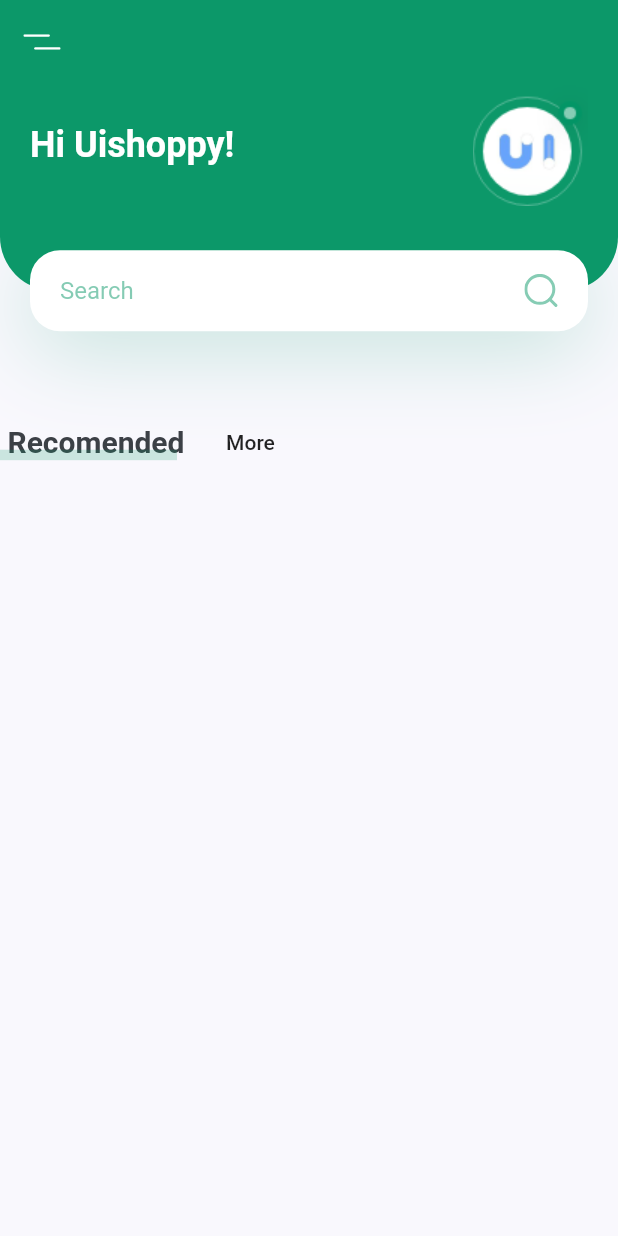
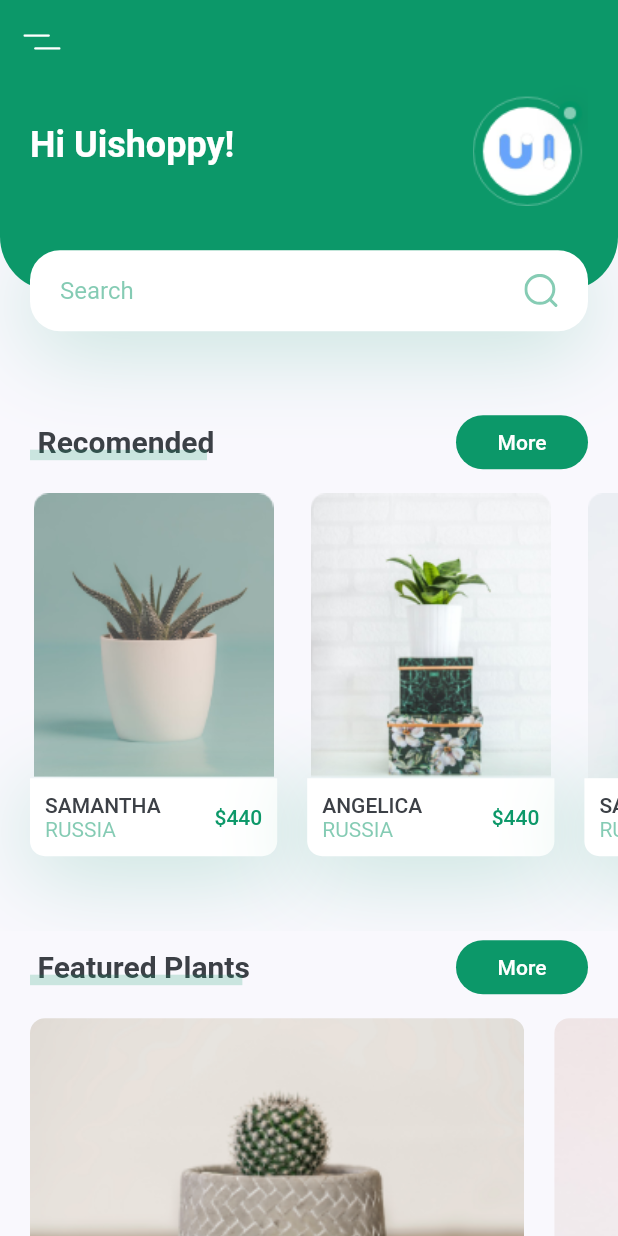
Before and after one commit to bgeun/flutter_tutorial, a Flutter app: the screen it shows after launch, on a phone screen of 412 x 824 dp. Run offline on Flutter 3.47's test engine with Material 2 defaults, Android fonts, the phone set to English and light mode, and no system bars; our stand-ins replace firebase_auth, flutter_svg; accounts and stored records are empty.

Commit message:
2020.12.30

```diff
--- a/plant_app/lib/screens/home/components/body.dart
+++ b/plant_app/lib/screens/home/components/body.dart
@@ -2,7 +2,11 @@
 
 import 'package:flutter/material.dart';
 import 'package:plant_app/constants.dart';
-import 'package:plant_app/screens/home/components/hearder_width_searchbox.dart';
+
+import 'hearder_width_searchbox.dart';
+import 'recomend_plant.dart';
+import 'featured_plants.dart';
+import 'title_with_more_btn.dart';
 
 class Body extends StatelessWidget {
   @override
@@ -14,56 +18,19 @@
       child: Column(
         children: <Widget>[
           HeaderWithSearchBox(size: size),
-          Row(
-            children: [
-              TitleWithCustomUnderline(
-                text: "Recomended",
-              ),
-              FlatButton(
-                onPressed: () {},
-                child: Text("More"),
-              )
-            ],
-          )
+          TitleWithMoreBtn(
+            title: "Recomended",
+            press: () {},
+          ),
+          RecomendsPlants(),
+          TitleWithMoreBtn(
+            title: "Featured Plants",
+            press: () {},
+          ),
+          FeaturedPlants(),
+          SizedBox(height: kDefaultPadding),
         ],
       ),
     );
   }
 }
-
-class TitleWithCustomUnderline extends StatelessWidget {
-  const TitleWithCustomUnderline({
-    Key key,
-    this.text,
-  }) : super(key: key);
-
-  final String text;
-
-  @override
-  Widget build(BuildContext context) {
-    return Container(
-      height: 24,
-      child: Stack(
-        children: [
-          Padding(
-            padding: const EdgeInsets.only(left: kDefaultPadding / 4),
-            child: Text(
-              text,
-              style: TextStyle(fontSize: 20, fontWeight: FontWeight.bold),
-            ),
-          ),
-          Positioned(
-            bottom: 0,
-            left: 0,
-            right: 0,
-            child: Container(
-              margin: EdgeInsets.only(right: kDefaultPadding / 4),
-              height: 7,
-              color: kPrimaryColor.withOpacity(0.2),
-            ),
-          )
-        ],
-      ),
-    );
-  }
-}
--- /dev/null
+++ b/plant_app/lib/screens/home/components/featured_plants.dart
@@ -0,0 +1,61 @@
+import 'package:flutter/material.dart';
+import 'package:plant_app/constants.dart';
+
+class FeaturedPlants extends StatelessWidget {
+  const FeaturedPlants({
+    Key key,
+  }) : super(key: key);
+
+  @override
+  Widget build(BuildContext context) {
+    return SingleChildScrollView(
+      scrollDirection: Axis.horizontal,
+      child: Row(
+        children: [
+          FeaturePlantCard(
+            image: "assets/images/bottom_img_1.png",
+            press: () {},
+          ),
+          FeaturePlantCard(
+            image: "assets/images/bottom_img_2.png",
+            press: () {},
+          ),
+        ],
+      ),
+    );
+  }
+}
+
+class FeaturePlantCard extends StatelessWidget {
+  const FeaturePlantCard({
+    Key key,
+    this.image,
+    this.press,
+  }) : super(key: key);
+
+  final String image;
+  final Function press;
+
+  @override
+  Widget build(BuildContext context) {
+    Size size = MediaQuery.of(context).size;
+    return GestureDetector(
+      onTap: press,
+      child: Container(
+        margin: EdgeInsets.only(
+            left: kDefaultPadding,
+            top: kDefaultPadding / 2,
+            bottom: kDefaultPadding / 2),
+        width: size.width * 0.8,
+        height: 185,
+        decoration: BoxDecoration(
+          borderRadius: BorderRadius.circular(10),
+          image: DecorationImage(
+            fit: BoxFit.cover,
+            image: AssetImage(image),
+          ),
+        ),
+      ),
+    );
+  }
+}
--- /dev/null
+++ b/plant_app/lib/screens/home/components/recomend_plant.dart
@@ -0,0 +1,121 @@
+import 'package:flutter/material.dart';
+
+import '../../../constants.dart';
+
+class RecomendsPlants extends StatelessWidget {
+  const RecomendsPlants({
+    Key key,
+  }) : super(key: key);
+
+  @override
+  Widget build(BuildContext context) {
+    return SingleChildScrollView(
+      scrollDirection: Axis.horizontal,
+      child: Row(
+        children: [
+          RecomendPlantCard(
+            image: "assets/images/image_1.png",
+            title: "Samantha",
+            country: "Russia",
+            price: 440,
+            press: () {},
+          ),
+          RecomendPlantCard(
+            image: "assets/images/image_2.png",
+            title: "Angelica",
+            country: "Russia",
+            price: 440,
+            press: () {},
+          ),
+          RecomendPlantCard(
+            image: "assets/images/image_3.png",
+            title: "Samantha",
+            country: "Russia",
+            price: 440,
+            press: () {},
+          ),
+        ],
+      ),
+    );
+  }
+}
+
+class RecomendPlantCard extends StatelessWidget {
+  const RecomendPlantCard({
+    Key key,
+    this.image,
+    this.title,
+    this.country,
+    this.price,
+    this.press,
+  }) : super(key: key);
+
+  final String image, title, country;
+  final int price;
+  final Function press;
+
+  @override
+  Widget build(BuildContext context) {
+    Size size = MediaQuery.of(context).size;
+    return Container(
+      margin: EdgeInsets.only(
+        left: kDefaultPadding,
+        top: kDefaultPadding / 2,
+        bottom: kDefaultPadding * 2.5,
+      ),
+      width: size.width * 0.4,
+      child: Column(
+        children: [
+          Image.asset(image),
+          GestureDetector(
+            onTap: press,
+            child: Container(
+              padding: EdgeInsets.all(kDefaultPadding / 2),
+              decoration: BoxDecoration(
+                color: Colors.white,
+                borderRadius: BorderRadius.only(
+                  bottomLeft: Radius.circular(10),
+                  bottomRight: Radius.circular(10),
+                ),
+                boxShadow: [
+                  BoxShadow(
+                    offset: Offset(0, 10),
+                    blurRadius: 50,
+                    color: kPrimaryColor.withOpacity(0.23),
+                  )
+                ],
+              ),
+              child: Row(
+                children: [
+                  RichText(
+                    text: TextSpan(
+                      children: [
+                        TextSpan(
+                          text: "$title\n".toUpperCase(),
+                          style: Theme.of(context).textTheme.button,
+                        ),
+                        TextSpan(
+                            text: "$country".toUpperCase(),
+                            style: TextStyle(
+                              color: kPrimaryColor.withOpacity(0.5),
+                            )),
+                      ],
+                    ),
+                  ),
+                  Spacer(),
+                  Text(
+                    '\$$price',
+                    style: Theme.of(context)
+                        .textTheme
+                        .button
+                        .copyWith(color: kPrimaryColor),
+                  )
+                ],
+              ),
+            ),
+          )
+        ],
+      ),
+    );
+  }
+}
--- /dev/null
+++ b/plant_app/lib/screens/home/components/title_with_more_btn.dart
@@ -0,0 +1,78 @@
+import 'package:flutter/material.dart';
+import '../../../constants.dart';
+
+class TitleWithMoreBtn extends StatelessWidget {
+  const TitleWithMoreBtn({
+    Key key,
+    this.title,
+    this.press,
+  }) : super(key: key);
+
+  final String title;
+  final Function press;
+
+  @override
+  Widget build(BuildContext context) {
+    return Padding(
+      padding: const EdgeInsets.symmetric(horizontal: kDefaultPadding),
+      child: Row(
+        children: [
+          TitleWithCustomUnderline(
+            text: title,
+          ),
+          Spacer(),
+          FlatButton(
+            shape: RoundedRectangleBorder(
+              borderRadius: BorderRadius.circular(20),
+            ),
+            color: kPrimaryColor,
+            onPressed: press,
+            child: Text(
+              "More",
+              style: TextStyle(
+                color: Colors.white,
+              ),
+            ),
+          )
+        ],
+      ),
+    );
+  }
+}
+
+class TitleWithCustomUnderline extends StatelessWidget {
+  const TitleWithCustomUnderline({
+    Key key,
+    this.text,
+  }) : super(key: key);
+
+  final String text;
+
+  @override
+  Widget build(BuildContext context) {
+    return Container(
+      height: 24,
+      child: Stack(
+        children: [
+          Padding(
+            padding: const EdgeInsets.only(left: kDefaultPadding / 4),
+            child: Text(
+              text,
+              style: TextStyle(fontSize: 20, fontWeight: FontWeight.bold),
+            ),
+          ),
+          Positioned(
+            bottom: 0,
+            left: 0,
+            right: 0,
+            child: Container(
+              margin: EdgeInsets.only(right: kDefaultPadding / 4),
+              height: 7,
+              color: kPrimaryColor.withOpacity(0.2),
+            ),
+          )
+        ],
+      ),
+    );
+  }
+}
```
